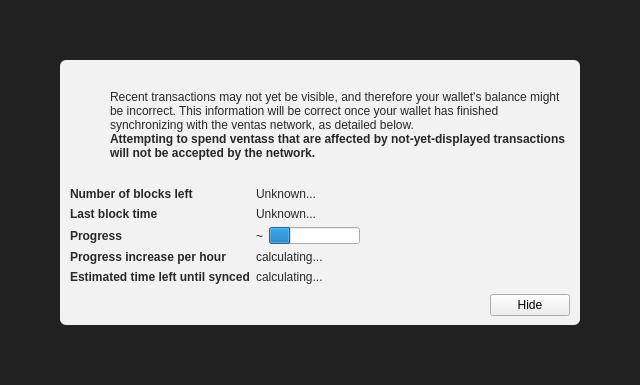
First picture: the form in src/qt/forms/modaloverlay.ui, repository ventas-project/ventas, before the edit.
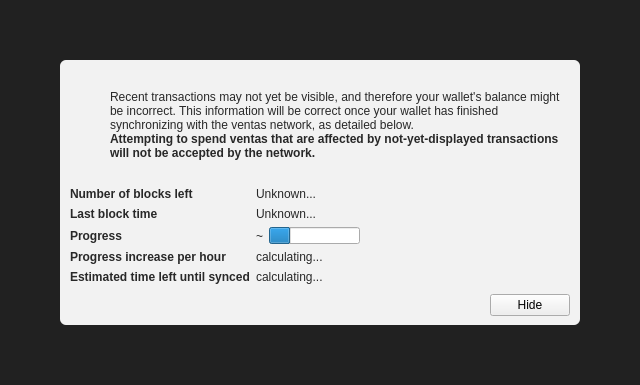
Second picture: the form after the edit. Icons and pictures are not drawn. Custom widgets are drawn as their Qt base class.

Commit message: ventass -> ventas

```diff
--- a/src/qt/forms/modaloverlay.ui
+++ b/src/qt/forms/modaloverlay.ui
@@ -149,7 +149,7 @@
                 </font>
                </property>
                <property name="text">
-                <string>Attempting to spend ventass that are affected by not-yet-displayed transactions will not be accepted by the network.</string>
+                <string>Attempting to spend ventas that are affected by not-yet-displayed transactions will not be accepted by the network.</string>
                </property>
                <property name="textFormat">
                 <enum>Qt::RichText</enum>
```
The commit also changes 7 other files.
